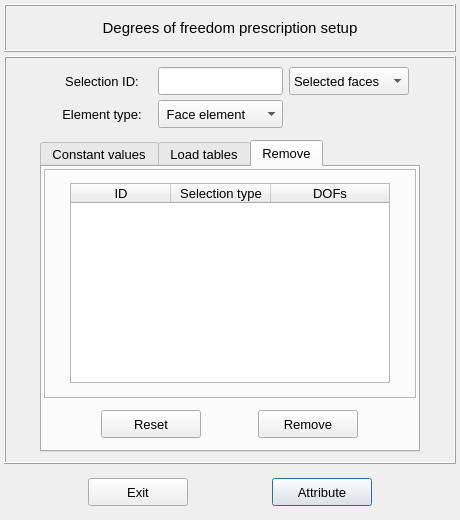
Before: the Qt Designer form vibra/interface/data/ui_files/model/setup/structural/prescribed_dofs_input.ui in MOPT-UFSC/VIBRA, drawn with Qt 5.
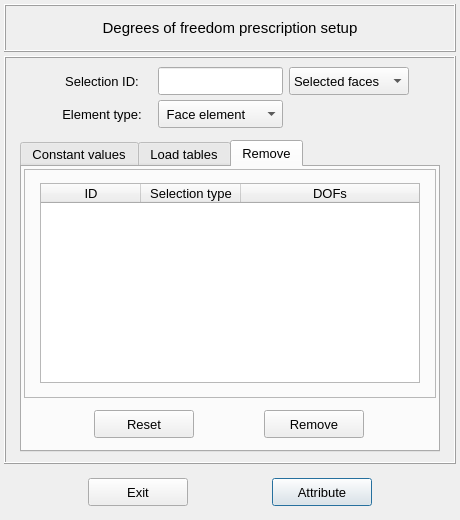
After: the same form once the commit is applied. The open tabs and pages were chosen to show the change.

Commit message: Changes the ui-file external loads units

What changed in the file:
```diff
--- a/vibra/interface/data/ui_files/model/setup/structural/prescribed_dofs_input.ui
+++ b/vibra/interface/data/ui_files/model/setup/structural/prescribed_dofs_input.ui
@@ -415,7 +415,7 @@
            </property>
            <property name="maximumSize">
             <size>
-             <width>380</width>
+             <width>420</width>
              <height>16777215</height>
             </size>
            </property>
@@ -2266,7 +2266,7 @@
                   </property>
                   <property name="maximumSize">
                    <size>
-                    <width>320</width>
+                    <width>380</width>
                     <height>200</height>
                    </size>
                   </property>
```
The commit also changes 1 other file.
